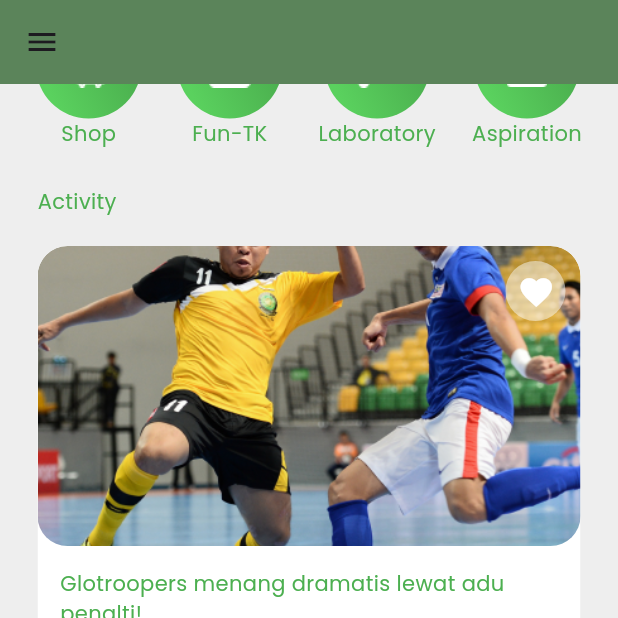
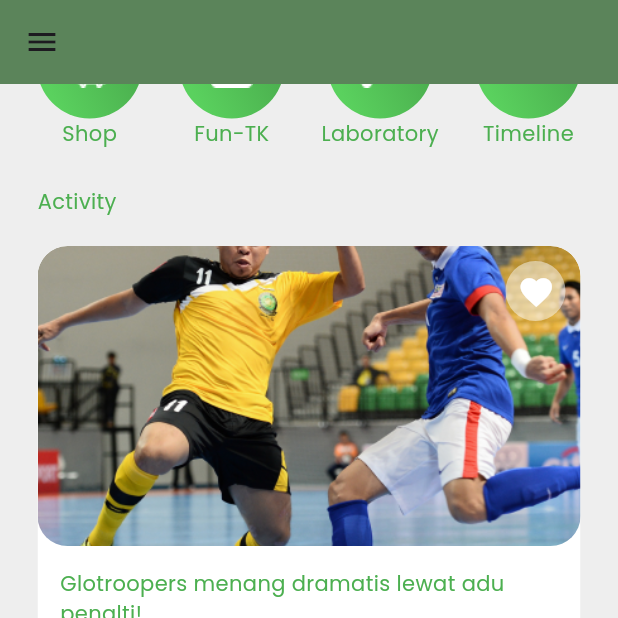
Before and after one commit to Rizkyepk/hmtk_app-master, a Flutter app: the Home screen opened directly, scrolled down 247 dp, on a phone screen of 412 x 824 dp, the top half of it. Run offline on Flutter 3.47's test engine with Material 3 defaults, Android fonts, the phone set to English and light mode, and no system bars; our stand-ins replace awesome_dialog, flutter_dotenv, google_fonts, image_picker, share_plus, shared_preferences; accounts and stored records are empty.

Commit message:
change aspiration menu to timeline

```diff
--- a/lib/presentation/user/home.dart
+++ b/lib/presentation/user/home.dart
@@ -2,10 +2,10 @@ import 'dart:io';
 
 import 'package:flutter/material.dart';
 import 'package:hmtk_app/presentation/user/account.dart';
-import 'package:hmtk_app/presentation/user/aspiration/menu_aspiration.dart';
 import 'package:hmtk_app/presentation/user/detail_activity.dart';
 import 'package:hmtk_app/presentation/user/drawer/drawer_user.dart';
 import 'package:hmtk_app/presentation/user/fun-tk/menu_jadwal_funtk.dart';
+import 'package:hmtk_app/presentation/user/timeline.dart';
 import 'package:hmtk_app/utils/color_pallete.dart';
 import 'package:hmtk_app/utils/utils.dart';
 import 'package:hmtk_app/widget/item_activity.dart';
@@ -247,7 +247,7 @@ class Home extends StatelessWidget {
                         Navigator.push(
                             context,
                             MaterialPageRoute(
-                              builder: (context) => const MenuAspiration(),
+                              builder: (context) => const Timeline(),
                             ));
                       },
                       child: Column(
@@ -265,10 +265,10 @@ class Home extends StatelessWidget {
                                   ]),
                               shape: BoxShape.circle,
                             ),
-                            child: Image.asset('assets/aspiration.png'),
+                            child: Image.asset('assets/icon-timeline.png'),
                           ),
                           const Text(
-                            'Aspiration',
+                            'Timeline',
                             style: TextStyle(color: Colors.green),
                           )
                         ],
```
Also changed, not shown: assets/icon-timeline.png (added).
